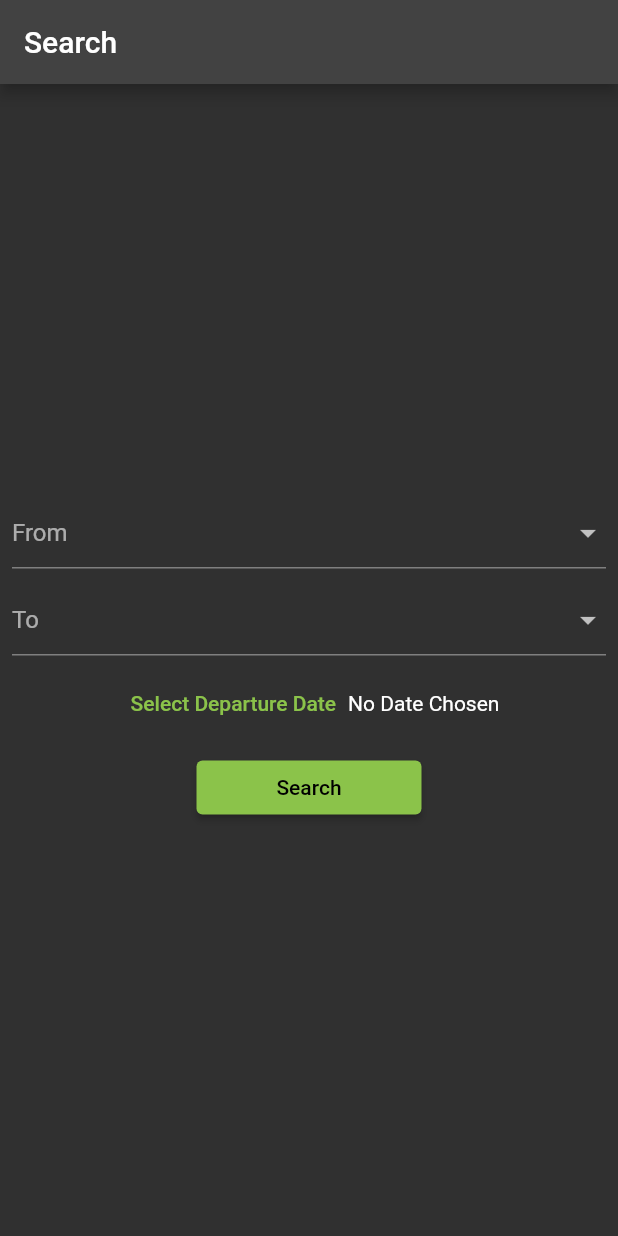
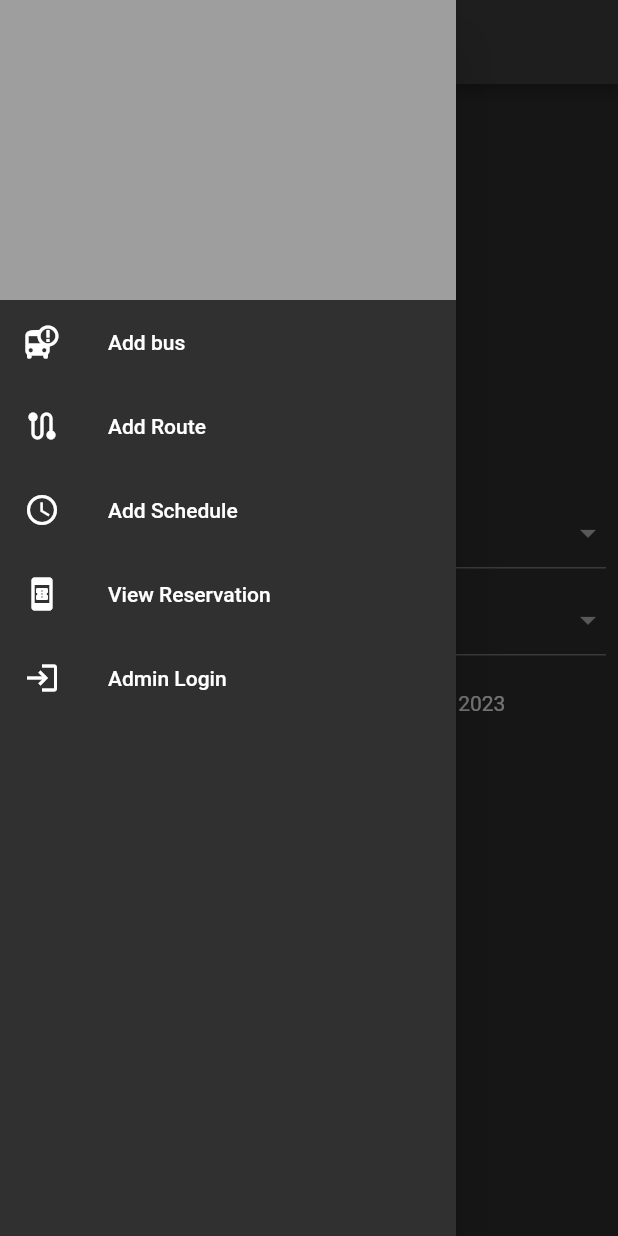
Before and after one commit to hellosrinath/bus_reservation, a Flutter app: the screen it shows after launch, with the side drawer open (before the commit the screen has no drawer), on a phone screen of 412 x 824 dp. Run offline on Flutter 3.47's test engine with Material 2 defaults, Android fonts, the phone set to English and light mode, and no system bars.

Commit message:
making admin pannel ui

```diff
--- a/lib/datasource/dummy_data_source.dart
+++ b/lib/datasource/dummy_data_source.dart
@@ -7,6 +7,7 @@ import 'package:bus_reservation_udemy/models/bus_reservation.dart';
 import 'package:bus_reservation_udemy/models/bus_schedule.dart';
 import 'package:bus_reservation_udemy/models/but_route.dart';
 import 'package:bus_reservation_udemy/models/response_model.dart';
+import 'package:bus_reservation_udemy/utils/constants.dart';
 import 'package:flutter/material.dart';
 
 class DummyDataSource extends DataSource {
@@ -17,9 +18,15 @@ class DummyDataSource extends DataSource {
   }
 
   @override
-  Future<ResponseModel> addReservation(BusReservation reservation) {
-    // TODO: implement addReservation
-    throw UnimplementedError();
+  Future<ResponseModel> addReservation(BusReservation reservation) async {
+    TempDB.tableReservation.add(reservation);
+    debugPrint('Reservation Length: ${TempDB.tableReservation.length}');
+    return ResponseModel(
+      responseStatus: ResponseStatus.SAVED,
+      statusCode: 200,
+      message: 'Your seat has been booked',
+      object: {},
+    );
   }
 
   @override
--- /dev/null
+++ b/lib/drawer/main_drawer.dart
@@ -0,0 +1,60 @@
+import 'package:bus_reservation_udemy/utils/constants.dart';
+import 'package:flutter/material.dart';
+
+class MainDrawer extends StatelessWidget {
+  const MainDrawer({super.key});
+
+  @override
+  Widget build(BuildContext context) {
+    return Drawer(
+      child: ListView(
+        children: [
+          Container(
+            height: 200,
+            color: Colors.grey,
+          ),
+          ListTile(
+            onTap: () {
+              Navigator.pop(context);
+              Navigator.pushNamed(context, routeNameAddBusPage);
+            },
+            leading: const Icon(Icons.bus_alert),
+            title: const Text('Add bus'),
+          ),
+          ListTile(
+            onTap: () {
+              Navigator.pop(context);
+              Navigator.pushNamed(context, routeNameAddRoutePage);
+            },
+            leading: const Icon(Icons.route),
+            title: const Text('Add Route'),
+          ),
+          ListTile(
+            onTap: () {
+              Navigator.pop(context);
+              Navigator.pushNamed(context, routeNameAddSchedulePage);
+            },
+            leading: const Icon(Icons.schedule),
+            title: const Text('Add Schedule'),
+          ),
+          ListTile(
+            onTap: () {
+              Navigator.pop(context);
+              Navigator.pushNamed(context, routeNameReservationPage);
+            },
+            leading: const Icon(Icons.book_online),
+            title: const Text('View Reservation'),
+          ),
+          ListTile(
+            onTap: () {
+              Navigator.pop(context);
+              Navigator.pushNamed(context, routeNameLoginPage);
+            },
+            leading: const Icon(Icons.login_outlined),
+            title: const Text('Admin Login'),
+          ),
+        ],
+      ),
+    );
+  }
+}
--- a/lib/main.dart
+++ b/lib/main.dart
@@ -1,4 +1,9 @@
+import 'package:bus_reservation_udemy/pages/add_bus_page.dart';
+import 'package:bus_reservation_udemy/pages/add_route_page.dart';
+import 'package:bus_reservation_udemy/pages/add_schedule_page.dart';
 import 'package:bus_reservation_udemy/pages/booking_confirmation_page.dart';
+import 'package:bus_reservation_udemy/pages/login_page.dart';
+import 'package:bus_reservation_udemy/pages/reservation_page.dart';
 import 'package:bus_reservation_udemy/pages/search_page.dart';
 import 'package:bus_reservation_udemy/pages/search_result_page.dart';
 import 'package:bus_reservation_udemy/pages/seat_plan_page.dart';
@@ -28,12 +33,19 @@ class MyApp extends StatelessWidget {
         primarySwatch: Colors.lightGreen,
         brightness: Brightness.dark,
       ),
-      home: const SearchPage(),
+      /*    home: const SearchPage(),*/
+      initialRoute: routeNameHome,
       routes: {
-        routeNameHome: (context) => const SearchResultPage(),
+        routeNameHome: (context) => const SearchPage(),
         routeNameSearchResultPage: (context) => const SearchResultPage(),
         routeNameSeatPlanPage: (context) => const SeatPlanPage(),
-        routeNameBookingConfirmationPage: (context) => const BookingConfirmationPage(),
+        routeNameBookingConfirmationPage: (context) =>
+            const BookingConfirmationPage(),
+        routeNameAddBusPage: (context) => const AddBusPage(),
+        routeNameAddRoutePage: (context) => const AddRoutePage(),
+        routeNameAddSchedulePage: (context) => const AddSchedulePage(),
+        routeNameReservationPage: (context) => const ReservationPage(),
+        routeNameLoginPage: (context) => const LoginPage()
       },
     );
   }
--- a/lib/pages/search_page.dart
+++ b/lib/pages/search_page.dart
@@ -1,3 +1,4 @@
+import 'package:bus_reservation_udemy/drawer/main_drawer.dart';
 import 'package:bus_reservation_udemy/providers/app_data_provider.dart';
 import 'package:bus_reservation_udemy/utils/constants.dart';
 import 'package:bus_reservation_udemy/utils/helper_functions.dart';
@@ -17,8 +18,17 @@ class _SearchPageState extends State<SearchPage> {
   final _formKey = GlobalKey<FormState>();
 
   @override
+  void initState() {
+    fromCity = 'Dhaka';
+    toCity = 'Sylhet';
+    departureDate = DateTime.now();
+    super.initState();
+  }
+
+  @override
   Widget build(BuildContext context) {
     return Scaffold(
+      drawer: const MainDrawer(),
       appBar: AppBar(
         title: const Text('Search'),
       ),
@@ -89,7 +99,7 @@ class _SearchPageState extends State<SearchPage> {
                     ),
                     Text(departureDate == null
                         ? "No Date Chosen"
-                        : getFormatedDate(departureDate!,
+                        : getFormattedDate(departureDate!,
                             pattern: 'EEE MMM dd, yyyy'))
                   ],
                 ),
@@ -139,7 +149,7 @@ class _SearchPageState extends State<SearchPage> {
             routeNameSearchResultPage,
             arguments: [
               route,
-              getFormatedDate(
+              getFormattedDate(
                 departureDate!,
               )
             ],
--- a/lib/providers/app_data_provider.dart
+++ b/lib/providers/app_data_provider.dart
@@ -4,9 +4,24 @@ import 'package:bus_reservation_udemy/models/bus_schedule.dart';
 import 'package:bus_reservation_udemy/models/but_route.dart';
 import 'package:flutter/material.dart';
 
+import '../models/bus_model.dart';
 import '../models/bus_reservation.dart';
+import '../models/response_model.dart';
 
 class AppDataProvider extends ChangeNotifier {
+  List<Bus> _busList = [];
+  List<BusRoute> _routeList = [];
+  List<BusReservation> _reservationList = [];
+  List<BusSchedule> _scheduleList = [];
+
+  List<Bus> get busList => _busList = [];
+
+  List<BusRoute> get routeList => _routeList = [];
+
+  List<BusReservation> get reservationList => _reservationList = [];
+
+  List<BusSchedule> get scheduleList => _scheduleList = [];
+
   final DataSource _dataSource = DummyDataSource();
 
   Future<BusRoute?> getRouteByCityFromAndCityTo(
@@ -23,4 +38,8 @@ class AppDataProvider extends ChangeNotifier {
     return _dataSource.getReservationsByScheduleAndDepartureDate(
         scheduleId, departureDate);
   }
+
+  Future<ResponseModel> addReservation(BusReservation reservation) {
+    return _dataSource.addReservation(reservation);
+  }
 }
```
Also changed, not shown: lib/pages/add_bus_page.dart (added, +147 -0 lines), lib/pages/add_route_page.dart (added, +122 -0 lines), lib/pages/add_schedule_page.dart (added, +204 -0 lines), lib/pages/booking_confirmation_page.dart (+65 -0 lines), lib/pages/login_page.dart (added, +14 -0 lines), lib/pages/reservation_page.dart (added, +14 -0 lines), lib/pages/seat_plan_page.dart (+6 -2 lines), lib/utils/helper_functions.dart (+11 -1 lines).
